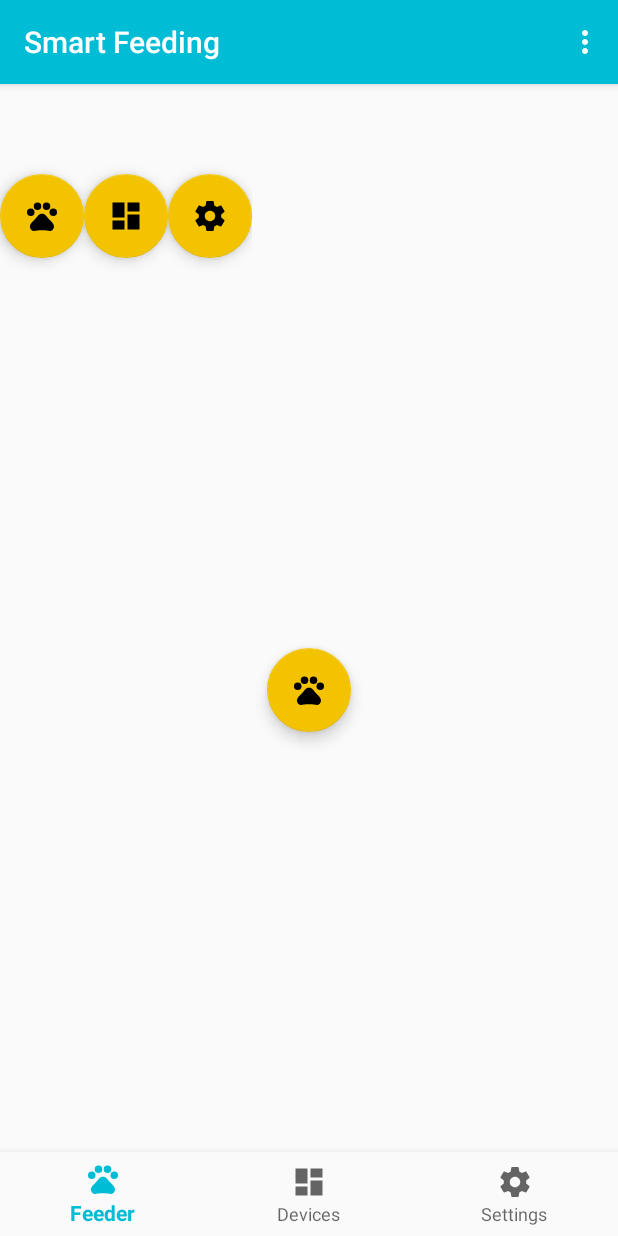
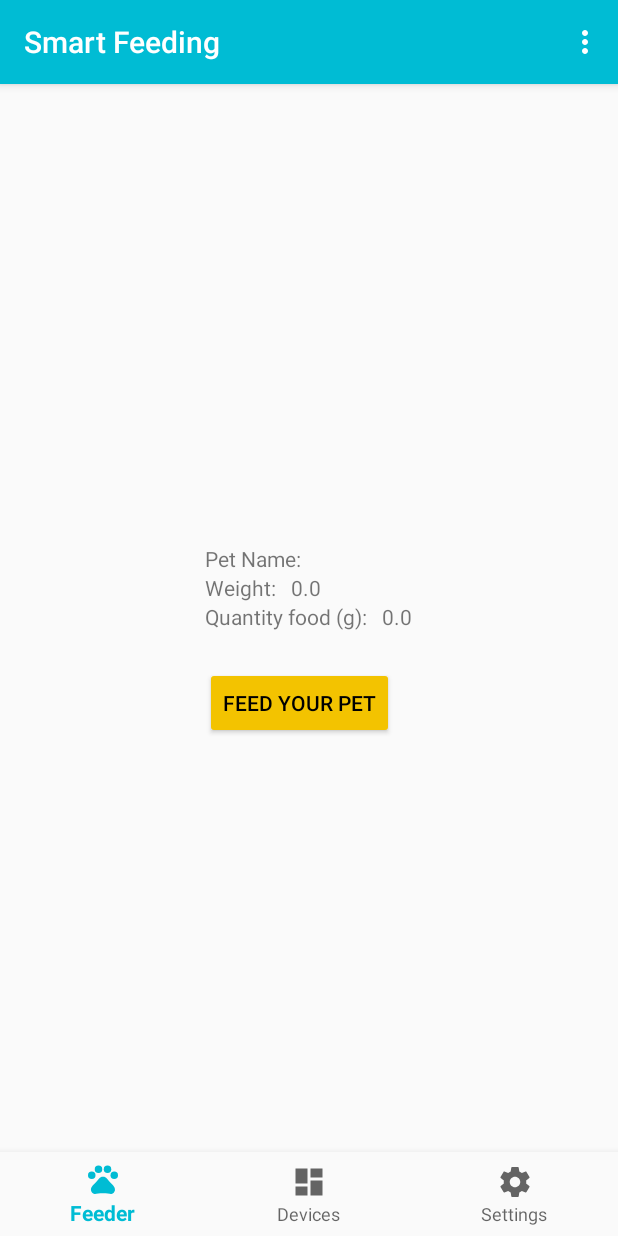
Before and after one commit to tiagoPacheco/smart-feeding, an Android app: the DashboardActivity screen opened directly, with no data from a screen before it, on a phone screen of 412 x 824 dp. Run offline under Robolectric (Android 15) with nearby library versions, the phone set to English and light mode, and no system bars; libraries missing offline, so code that uses them is left out: com.github.nkzawa.emitter, com.github.nkzawa.socketio, com.squareup.okhttp; 3 statements that could not run were skipped.

Commit message:
Manually feed

```diff
--- a/app/src/main/java/br/com/thgp/smartfeeding/ui/DashboardActivity.java
+++ b/app/src/main/java/br/com/thgp/smartfeeding/ui/DashboardActivity.java
@@ -5,8 +5,9 @@ import android.os.AsyncTask;
 import android.os.Bundle;
 import android.support.annotation.NonNull;
 import android.support.design.widget.BottomNavigationView;
-import android.support.v4.app.FragmentManager;
-import android.support.v4.app.FragmentTransaction;
+import android.app.Fragment;
+import android.app.FragmentManager;
+import android.app.FragmentTransaction;
 import android.support.v7.app.AppCompatActivity;
 import android.view.Menu;
 import android.view.MenuItem;
@@ -42,7 +43,7 @@ public class DashboardActivity extends AppCompatActivity {
         BottomNavigationView navigation = findViewById(R.id.navigation);
         navigation.setOnNavigationItemSelectedListener(mOnNavigationItemSelectedListener);
 
-        FragmentManager fragmentManager = getSupportFragmentManager();
+        FragmentManager fragmentManager = getFragmentManager();
         FragmentTransaction transaction = fragmentManager.beginTransaction();
         transaction.replace(R.id.container, new FeederFragment()).commit();
     }
@@ -52,7 +53,7 @@ public class DashboardActivity extends AppCompatActivity {
 
         @Override
         public boolean onNavigationItemSelected(@NonNull MenuItem item) {
-            FragmentManager fragmentManager = getSupportFragmentManager();
+            FragmentManager fragmentManager = getFragmentManager();
             FragmentTransaction transaction = fragmentManager.beginTransaction();
             switch (item.getItemId()) {
                 case R.id.navigation_feed:
@@ -62,7 +63,7 @@ public class DashboardActivity extends AppCompatActivity {
                     transaction.replace(R.id.container, new DevicesFragment()).commit();
                     return true;
                 case R.id.navigation_settings:
-                    getFragmentManager().beginTransaction().replace(R.id.container, new SettingsFragment()).commit();
+                    transaction.replace(R.id.container, new SettingsFragment()).commit();
                     return true;
             }
             return false;
--- a/app/src/main/java/br/com/thgp/smartfeeding/ui/DevicesFragment.java
+++ b/app/src/main/java/br/com/thgp/smartfeeding/ui/DevicesFragment.java
@@ -6,7 +6,7 @@ import android.content.Intent;
 import android.content.SharedPreferences;
 import android.net.Uri;
 import android.os.Bundle;
-import android.support.v4.app.Fragment;
+import android.app.Fragment;
 import android.view.LayoutInflater;
 import android.view.View;
 import android.view.ViewGroup;
--- a/app/src/main/java/br/com/thgp/smartfeeding/ui/FeederFragment.java
+++ b/app/src/main/java/br/com/thgp/smartfeeding/ui/FeederFragment.java
@@ -6,12 +6,15 @@ import android.content.Intent;
 import android.net.Uri;
 import android.os.Bundle;
 import android.support.design.widget.FloatingActionButton;
-import android.support.v4.app.Fragment;
+import android.app.Fragment;
 import android.view.LayoutInflater;
 import android.view.View;
 import android.view.ViewGroup;
+import android.widget.TextView;
 
 import br.com.thgp.smartfeeding.R;
+import br.com.thgp.smartfeeding.util.PreferenceUtil;
+import br.com.thgp.smartfeeding.util.TypePreferenceEnum;
 
 /**
  * A simple {@link Fragment} subclass.
@@ -19,10 +22,9 @@ import br.com.thgp.smartfeeding.R;
 public class FeederFragment extends Fragment {
 
     private OnFragmentInteractionListener mListener;
-    private FloatingActionButton mbtnFeedPet;
-    private FloatingActionButton mbtnPetRegister;
-    private FloatingActionButton mbtnSmartFeedingSettings;
-    private FloatingActionButton mbtnStockSettings;
+    private TextView mTextPetName;
+    private TextView mTextWeight;
+    private TextView mTextQtyFood;
 
     public FeederFragment() {
         // Required empty public constructor
@@ -45,33 +47,24 @@ public class FeederFragment extends Fragment {
                              Bundle savedInstanceState) {
         View view = inflater.inflate(R.layout.fragment_feeder, container, false);
 
-        mbtnPetRegister = view.findViewById(R.id.btn_pet_register);
-        mbtnSmartFeedingSettings = view.findViewById(R.id.btn_smartfeeding_settings);
-        mbtnStockSettings = view.findViewById(R.id.btn_stock_settings);
+        mTextPetName = view.findViewById(R.id.text_pet_name);
+        mTextWeight = view.findViewById(R.id.text_weight);
+        mTextQtyFood = view.findViewById(R.id.text_quantity_food);
 
-        mbtnPetRegister.setOnClickListener(new View.OnClickListener() {
-            @Override
-            public void onClick(View view) {
-                Intent intent = new Intent(getActivity(), PetRegisterActivity.class);
-                startActivity(intent);
-            }
-        });
+        String name = (String) PreferenceUtil.getPreferenceValue(
+                PreferenceUtil.Preference_Name, TypePreferenceEnum.String);
+        if(!name.isEmpty()){
+            mTextPetName.setText(name);
+        }
 
-        mbtnSmartFeedingSettings.setOnClickListener(new View.OnClickListener() {
-            @Override
-            public void onClick(View view) {
-                Intent intent = new Intent(getActivity(), SmartFeedingSettingActivity.class);
-                startActivity(intent);
-            }
-        });
+        Float weight = (Float) PreferenceUtil.getPreferenceValue(
+                PreferenceUtil.Preference_Weight, TypePreferenceEnum.Float);
+        mTextWeight.setText(weight.toString());
 
-        mbtnStockSettings.setOnClickListener(new View.OnClickListener() {
-            @Override
-            public void onClick(View view) {
-                Intent intent = new Intent(getActivity(), StockSettingActivity.class);
-                startActivity(intent);
-            }
-        });
+        Float amount = (Float) PreferenceUtil.getPreferenceValue(
+                PreferenceUtil.Preference_Amount_Automatic, TypePreferenceEnum.Float);
+        mTextQtyFood.setText(amount.toString());
+
         return view;
     }
 
--- a/app/src/main/res/layout/fragment_feeder.xml
+++ b/app/src/main/res/layout/fragment_feeder.xml
@@ -1,49 +1,70 @@
-<FrameLayout xmlns:android="http://schemas.android.com/apk/res/android"
+<RelativeLayout xmlns:android="http://schemas.android.com/apk/res/android"
     xmlns:tools="http://schemas.android.com/tools"
     android:layout_width="match_parent"
     android:layout_height="match_parent"
-    tools:context="br.com.thgp.smartfeeding.ui.FeederFragment">
+    android:paddingLeft="16dp"
+    android:paddingRight="16dp"
+    tools:context="br.com.thgp.smartfeeding.ui.FeederFragment"
+    android:gravity="center">
 
-    <android.support.design.widget.FloatingActionButton
-        android:id="@+id/btn_register"
-        android:layout_width="wrap_content"
-        android:layout_height="wrap_content"
-        android:layout_gravity="center"
-        android:layout_marginBottom="40dp"
-        android:layout_marginTop="60dp"
-        android:fitsSystemWindows="true"
-        android:src="@drawable/ic_pets_black_24dp" />
     <LinearLayout
         android:layout_width="wrap_content"
         android:layout_height="wrap_content"
-        android:orientation="horizontal">
+        android:orientation="vertical">
 
-        <android.support.design.widget.FloatingActionButton
-            android:id="@+id/btn_pet_register"
+        <LinearLayout
             android:layout_width="wrap_content"
             android:layout_height="wrap_content"
-            android:layout_marginBottom="40dp"
-            android:layout_marginTop="60dp"
-            android:fitsSystemWindows="true"
-            android:src="@drawable/ic_pets_black_24dp" />
-
-        <android.support.design.widget.FloatingActionButton
-            android:id="@+id/btn_smartfeeding_settings"
+            android:gravity="center"
+            android:orientation="horizontal">
+            <TextView
+                android:layout_width="wrap_content"
+                android:layout_height="wrap_content"
+                android:layout_marginRight="10dp"
+                android:text="Pet Name:"/>
+            <TextView
+                android:id="@+id/text_pet_name"
+                android:layout_width="wrap_content"
+                android:layout_height="wrap_content"/>
+        </LinearLayout>
+        <LinearLayout
             android:layout_width="wrap_content"
             android:layout_height="wrap_content"
-            android:layout_marginBottom="40dp"
-            android:layout_marginTop="60dp"
-            android:fitsSystemWindows="true"
-            android:src="@drawable/ic_dashboard_black_24dp" />
-
-        <android.support.design.widget.FloatingActionButton
-            android:id="@+id/btn_stock_settings"
+            android:gravity="center"
+            android:orientation="horizontal">
+            <TextView
+                android:layout_width="wrap_content"
+                android:layout_height="wrap_content"
+                android:layout_marginRight="10dp"
+                android:text="Weight:"/>
+            <TextView
+                android:id="@+id/text_weight"
+                android:layout_width="wrap_content"
+                android:layout_height="wrap_content"/>
+        </LinearLayout>
+        <LinearLayout
             android:layout_width="wrap_content"
             android:layout_height="wrap_content"
-            android:layout_marginBottom="40dp"
-            android:layout_marginTop="60dp"
-            android:fitsSystemWindows="true"
-            android:src="@drawable/ic_settings_black_24dp" />
-
+            android:gravity="center"
+            android:orientation="horizontal">
+            <TextView
+                android:layout_width="wrap_content"
+                android:layout_height="wrap_content"
+                android:layout_marginRight="10dp"
+                android:text="Quantity food (g):"/>
+            <TextView
+                android:id="@+id/text_quantity_food"
+                android:layout_width="wrap_content"
+                android:layout_height="wrap_content"/>
+        </LinearLayout>
+        <Button
+            android:id="@+id/btn_login"
+            android:layout_width="wrap_content"
+            android:layout_height="wrap_content"
+            android:layout_marginTop="24dp"
+            android:layout_marginBottom="24dp"
+            android:padding="12dp"
+            android:theme="@style/AppTheme.Button"
+            android:text="@string/feed_your_pet"/>
     </LinearLayout>
-</FrameLayout>
+</RelativeLayout>
--- a/app/src/main/res/values/strings.xml
+++ b/app/src/main/res/values/strings.xml
@@ -40,5 +40,7 @@
     <string name="male">Male</string>
     <string name="female">Female</string>
 
+    <string name="feed_your_pet">Feed your pet</string>
+
     <string name="reset_preferences">Reset Preferences</string>
 </resources>
--- a/app/src/main/res/values/styles.xml
+++ b/app/src/main/res/values/styles.xml
@@ -7,4 +7,9 @@
         <item name="colorPrimaryDark">@color/colorPrimaryDark</item>
         <item name="colorAccent">@color/colorAccent</item>
     </style>
+
+    <style name="AppTheme.Button" parent="Widget.AppCompat.Button.Colored">
+        <item name="colorButtonNormal">@color/colorAccent</item>
+        <item name="android:textColor">@android:color/black</item>
+    </style>
 </resources>
```
Also changed, not shown: app/src/main/AndroidManifest.xml (+18 -6 lines), app/src/main/java/br/com/thgp/smartfeeding/ui/SettingsFragment.java (+1 -46 lines), app/src/main/res/xml/fragment_setting.xml (+23 -8 lines).
